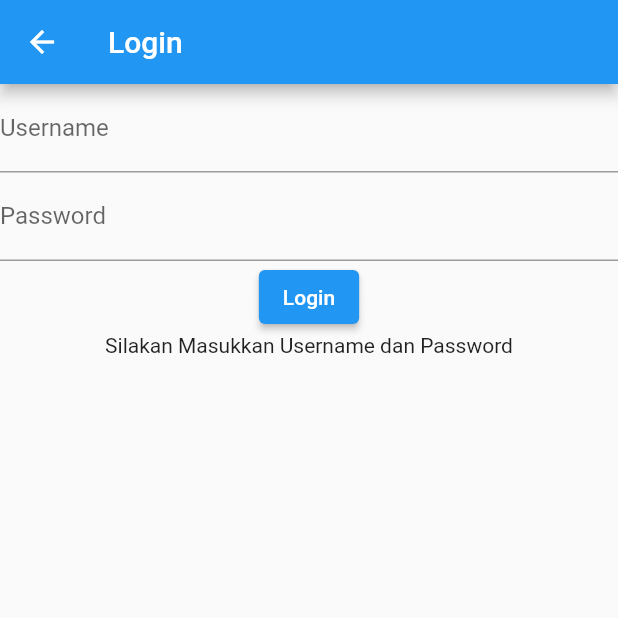
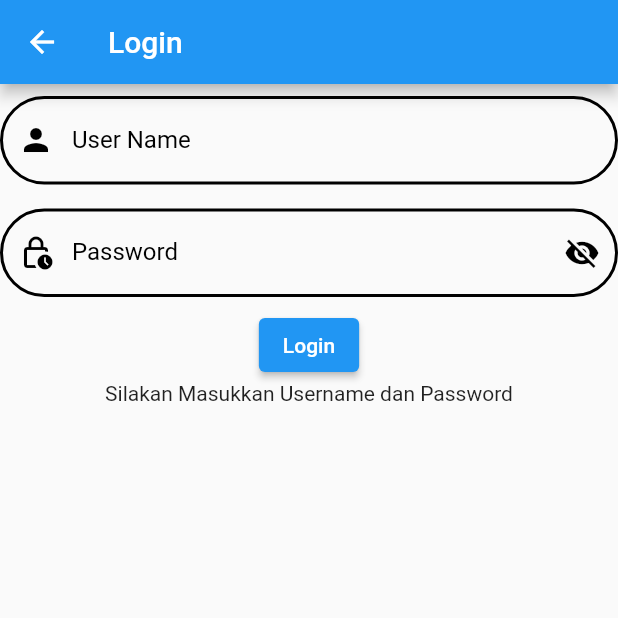
Before and after one commit to ptmodernland/Flutter-Modernland-SignFlow, a Flutter app: the LoginNewPage screen opened directly, on a phone screen of 412 x 824 dp, the top half of it. Run offline on Flutter 3.47's test engine with Material 2 defaults, Android fonts, the phone set to English and light mode, and no system bars; our stand-ins replace device_info_plus, flutter_bloc, google_fonts, quickalert, shared_preferences; missing offline and left inert: dart_ipify; accounts and stored records are empty.

Commit message:
add custom_text_input.dart fix login UI.

```diff
--- a/lib/main.dart
+++ b/lib/main.dart
@@ -18,6 +18,10 @@ class MyApp extends StatelessWidget {
     return MaterialApp(
       color: Colors.black,
       debugShowCheckedModeBanner: false,
+
+      theme: ThemeData(
+        primaryColor: Colors.black, // Change this to your desired color
+      ),
       home: SplashScreenPage(),
     );
   }
--- a/lib/pages/login_new_page.dart
+++ b/lib/pages/login_new_page.dart
@@ -3,6 +3,7 @@ import 'package:bwa_cozy/bloc/login/login_event.dart';
 import 'package:bwa_cozy/bloc/login/login_payload.dart';
 import 'package:bwa_cozy/bloc/login/login_state.dart';
 import 'package:bwa_cozy/repos/login_repository.dart';
+import 'package:bwa_cozy/widget/core/custom_text_input.dart';
 import 'package:flutter/material.dart';
 import 'package:flutter_bloc/flutter_bloc.dart';
 
@@ -27,14 +28,31 @@ class _LoginNewPageState extends State<LoginNewPage> {
         create: (context) => loginBloc,
         child: Column(
           children: [
-            TextField(
-              controller: usernameController,
-              decoration: InputDecoration(labelText: 'Username'),
+            CustomTextInput(
+              textEditController: usernameController,
+              hintTextString: 'Enter User name',
+              inputType: InputType.Default,
+              enableBorder: true,
+              themeColor: Theme.of(context).primaryColor,
+              cornerRadius: 48.0,
+              maxLength: 24,
+              prefixIcon: Icon(Icons.person, color: Theme.of(context).primaryColor),
+              textColor: Colors.black,
+              errorMessage: 'User name cannot be empty',
+              labelText: 'User Name',
             ),
-            TextField(
-              controller: passwordController,
-              decoration: InputDecoration(labelText: 'Password'),
-              obscureText: true,
+            CustomTextInput(
+              textEditController: passwordController,
+              hintTextString: 'Enter User name',
+              inputType: InputType.Password,
+              enableBorder: true,
+              themeColor: Theme.of(context).primaryColor,
+              cornerRadius: 48.0,
+              maxLength: 24,
+              prefixIcon: Icon(Icons.lock_clock_outlined, color: Theme.of(context).primaryColor),
+              textColor: Colors.black,
+              errorMessage: 'Password cant be empty',
+              labelText: 'Password',
             ),
             ElevatedButton(
               onPressed: () {
--- /dev/null
+++ b/lib/widget/core/custom_text_input.dart
@@ -0,0 +1,260 @@
+
+
+import 'package:bwa_cozy/widget/core/masked_input_formattor.dart';
+import 'package:flutter/material.dart';
+import 'package:flutter/services.dart';
+
+
+class CustomTextInput extends StatefulWidget {
+
+  const CustomTextInput({
+    this.hintTextString = '',
+    this.textValidator = null,
+    this.textEditController = null,
+    this.inputType = InputType.Default,
+    this.enableBorder = true,
+    required this.themeColor,
+    this.cornerRadius = 12.0,
+    this.maxLength = 12,
+    this.prefixIcon  = null,
+    this.textColor = null,
+    this.errorMessage = '',
+    this.labelText = '',
+  });
+
+  // ignore: prefer_typing_uninitialized_variables
+  final FormFieldValidator? textValidator;
+  final hintTextString;
+  final TextEditingController? textEditController;
+  final InputType inputType;
+  final bool enableBorder;
+  final Color themeColor;
+  final double cornerRadius;
+  final int maxLength;
+  final Widget? prefixIcon;
+  final Color? textColor;
+  final String errorMessage;
+  final String labelText;
+
+  @override
+  _CustomTextInputState createState() => _CustomTextInputState();
+}
+
+// input text state
+class _CustomTextInputState extends State<CustomTextInput> {
+  bool _isValidate = true;
+  String validationMessage = '';
+  bool visibility = false;
+  int oldTextSize = 0;
+
+  // build method for UI rendering
+  @override
+  Widget build(BuildContext context) {
+    return Padding(
+      padding: const EdgeInsets.symmetric(horizontal: 0, vertical: 8.0),
+      child: TextFormField(
+        controller: widget.textEditController,
+        validator: widget.textValidator,
+        decoration: InputDecoration(
+          hintText: widget.hintTextString as String,
+          errorText: _isValidate ? null : validationMessage,
+          counterText: '',
+          border: getBorder(),
+          enabledBorder: widget.enableBorder ? getBorder() : InputBorder.none,
+          focusedBorder: widget.enableBorder ? getBorder() : InputBorder.none,
+          labelText: widget.labelText ?? widget.hintTextString as String,
+          labelStyle: getTextStyle(),
+          prefixIcon: widget.prefixIcon ?? getPrefixIcon(),
+          suffixIcon: getSuffixIcon(),
+        ),
+        onChanged: checkValidation,
+        keyboardType: getInputType(),
+        obscureText: widget.inputType == InputType.Password && !visibility,
+        maxLength: widget.inputType == InputType.PaymentCard ? 19 : widget.maxLength ?? getMaxLength(),
+        style: TextStyle(
+          color: widget.textColor ?? Colors.black,
+        ),
+        inputFormatters: [getFormatter()],
+      ),
+    );
+  }
+
+  //get border of textinput filed
+  OutlineInputBorder getBorder() {
+    return OutlineInputBorder(
+      borderRadius: BorderRadius.all(Radius.circular(widget.cornerRadius ?? 12.0)),
+      borderSide: BorderSide(width: 2, color: widget.themeColor ?? Theme.of(context).primaryColor),
+      gapPadding: 2,
+    );
+  }
+
+  // formatter on basis of textinput type
+  TextInputFormatter getFormatter() {
+    if (widget.inputType == InputType.PaymentCard)
+      return MaskedTextInputFormatter(
+        mask: 'xxxx xxxx xxxx xxxx',
+        separator: ' ',
+      );
+    else
+      return TextInputFormatter.withFunction((oldValue, newValue) => newValue);
+  }
+
+  // text style for textinput
+  TextStyle getTextStyle() {
+    return TextStyle(color: widget.themeColor ?? Theme.of(context).primaryColor);
+  }
+
+  // input validations
+  void checkValidation(String textFieldValue) {
+    var runValidation = false;
+    if(runValidation){
+      if (widget.inputType == InputType.Default) {
+        //default
+        _isValidate = textFieldValue.isNotEmpty;
+        validationMessage = widget.errorMessage ?? 'Filed cannot be empty';
+      } else if (widget.inputType == InputType.Email) {
+        //email validation
+        _isValidate = RegExp(r"^[a-zA-Z0-9.a-zA-Z0-9.!#$%&'*+-/=?^_`{|}~]+@[a-zA-Z0-9]+\.[a-zA-Z]+").hasMatch(textFieldValue);
+        validationMessage = widget.errorMessage ?? 'Email is not valid';
+      } else if (widget.inputType == InputType.Number) {
+        //contact number validation
+        _isValidate = textFieldValue.length == widget.maxLength;
+        validationMessage = widget.errorMessage ?? 'Contact Number is not valid';
+      } else if (widget.inputType == InputType.Password) {
+        //password validation
+        _isValidate = RegExp(r'^(?=.*?[A-Z])(?=.*?[a-z])(?=.*?[0-9])(?=.*?[!@#\$&*~]).{8,}$').hasMatch(textFieldValue);
+        validationMessage = widget.errorMessage ?? 'Password is not valid';
+      } else if (widget.inputType == InputType.PaymentCard) {
+        //payment card validation
+        _isValidate = textFieldValue.length == 19;
+        validationMessage = widget.errorMessage ?? 'Card number is not correct';
+      }
+      oldTextSize = textFieldValue.length;
+    }
+
+    //change value in state
+    setState(() {});
+  }
+
+  // return input type for setting keyboard
+  TextInputType getInputType() {
+    switch (widget.inputType) {
+      case InputType.Default:
+        return TextInputType.text;
+        break;
+
+      case InputType.Email:
+        return TextInputType.emailAddress;
+        break;
+
+      case InputType.Number:
+        return TextInputType.number;
+        break;
+
+      case InputType.PaymentCard:
+        return TextInputType.number;
+        break;
+
+      default:
+        return TextInputType.text;
+        break;
+    }
+  }
+
+  // get max length of text
+  int getMaxLength() {
+    switch (widget.inputType) {
+      case InputType.Default:
+        return 36;
+        break;
+
+      case InputType.Email:
+        return 36;
+        break;
+
+      case InputType.Number:
+        return 10;
+        break;
+
+      case InputType.Password:
+        return 24;
+        break;
+
+      case InputType.PaymentCard:
+        return 19;
+        break;
+
+      default:
+        return 36;
+        break;
+    }
+  }
+
+  // get prefix Icon
+  Icon getPrefixIcon() {
+    switch (widget.inputType) {
+      case InputType.Default:
+        return Icon(
+          Icons.person,
+          color: widget.themeColor ?? Theme.of(context).primaryColor,
+        );
+        break;
+
+      case InputType.Email:
+        return Icon(
+          Icons.email,
+          color: widget.themeColor ?? Theme.of(context).primaryColor,
+        );
+        break;
+
+      case InputType.Number:
+        return Icon(
+          Icons.phone,
+          color: widget.themeColor ?? Theme.of(context).primaryColor,
+        );
+        break;
+
+      case InputType.Password:
+        return Icon(
+          Icons.lock,
+          color: widget.themeColor ?? Theme.of(context).primaryColor,
+        );
+        break;
+
+      case InputType.PaymentCard:
+        return Icon(
+          Icons.credit_card,
+          color: widget.themeColor ?? Theme.of(context).primaryColor,
+        );
+        break;
+
+      default:
+        return Icon(
+          Icons.person,
+          color: widget.themeColor ?? Theme.of(context).primaryColor,
+        );
+        break;
+    }
+  }
+
+  // get suffix icon
+  Widget getSuffixIcon() {
+    if (widget.inputType == InputType.Password) {
+      return IconButton(
+        onPressed: () {
+          visibility = !visibility;
+          setState(() {});
+        },
+        icon: Icon(
+          visibility ? Icons.visibility : Icons.visibility_off,
+          color: widget.themeColor ?? Theme.of(context).primaryColor,
+        ),
+      );
+    } else {
+      return const Opacity(opacity: 0, child: Icon(Icons.phone));
+    }
+  }
+}
+
+//input types
+enum InputType { Default, Email, Number, Password, PaymentCard }
--- /dev/null
+++ b/lib/widget/core/masked_input_formattor.dart
@@ -0,0 +1,30 @@
+import 'package:flutter/material.dart';
+import 'package:flutter/services.dart';
+
+class MaskedTextInputFormatter extends TextInputFormatter {
+  MaskedTextInputFormatter({
+    required this.mask,
+    required this.separator,
+  });
+
+  final String mask;
+  final String separator;
+
+  @override
+  TextEditingValue formatEditUpdate(TextEditingValue oldValue, TextEditingValue newValue) {
+    if (newValue.text.isNotEmpty) {
+      if (newValue.text.length > oldValue.text.length) {
+        if (newValue.text.length > mask.length) return oldValue;
+        if (newValue.text.length < mask.length && mask[newValue.text.length - 1] == separator) {
+          return TextEditingValue(
+            text: '${oldValue.text}$separator${newValue.text.substring(newValue.text.length - 1)}',
+            selection: TextSelection.collapsed(
+              offset: newValue.selection.end + 1,
+            ),
+          );
+        }
+      }
+    }
+    return newValue;
+  }
+}
```
Also changed, not shown: lib/pages/splash/splash_screen.dart (+71 -26 lines).
